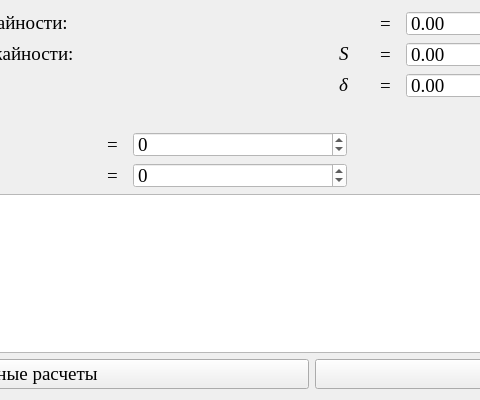
Above: files/ResultWindow.ui from Vovadoes/DCIAY before the change; both pictures show x 328 to 808 and y 0 to 400 of the 1280 by 400 pixel window. Below: the same form after it.
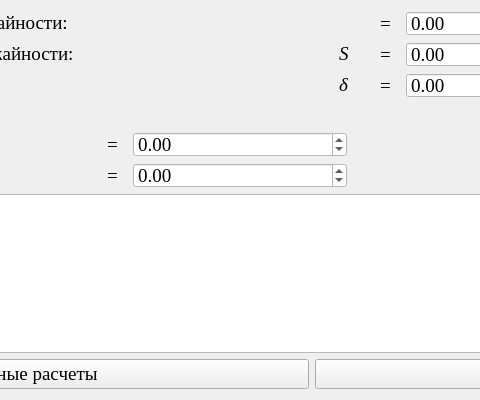
That is the form after the change. Icons and pictures are not drawn.

Diff of the .ui file:
```diff
--- a/files/ResultWindow.ui
+++ b/files/ResultWindow.ui
@@ -601,7 +601,7 @@
               <string notr="true">color: black; background-color: white;</string>
              </property>
              <property name="decimals">
-              <number>0</number>
+              <number>2</number>
              </property>
              <property name="minimum">
               <double>-999999999.000000000000000</double>
@@ -666,7 +666,7 @@
               <string notr="true">color: black; background-color: white;</string>
              </property>
              <property name="decimals">
-              <number>0</number>
+              <number>2</number>
              </property>
              <property name="minimum">
               <double>-999999999.000000000000000</double>
```
Left out of the diff: 2 changed lines with no effect on the pictures.
